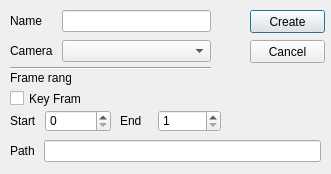
First picture: the form in ui/form.ui, repository iceanimations/shot_subm_use_multishot, before the edit.
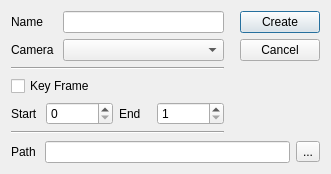
Second picture: the form after the edit.

Commit message: following features are working: new Item creation, camera attribute setting, items editlabe, removable, openable, playblast export in batch

```diff
--- a/ui/form.ui
+++ b/ui/form.ui
@@ -11,7 +11,7 @@
    </rect>
   </property>
   <property name="sizePolicy">
-   <sizepolicy hsizetype="Fixed" vsizetype="Fixed">
+   <sizepolicy hsizetype="Preferred" vsizetype="Preferred">
     <horstretch>0</horstretch>
     <verstretch>0</verstretch>
    </sizepolicy>
@@ -34,109 +34,12 @@
   <property name="windowOpacity">
    <double>1.000000000000000</double>
   </property>
-  <widget class="QPushButton" name="createButton">
-   <property name="geometry">
-    <rect>
-     <x>250</x>
-     <y>10</y>
-     <width>75</width>
-     <height>23</height>
-    </rect>
-   </property>
-   <property name="text">
-    <string>Create</string>
-   </property>
-  </widget>
-  <widget class="QPushButton" name="cancelButton">
-   <property name="geometry">
-    <rect>
-     <x>250</x>
-     <y>40</y>
-     <width>75</width>
-     <height>23</height>
-    </rect>
-   </property>
-   <property name="text">
-    <string>Cancel</string>
-   </property>
-  </widget>
-  <widget class="QLabel" name="label_6">
-   <property name="geometry">
-    <rect>
-     <x>10</x>
-     <y>70</y>
-     <width>61</width>
-     <height>16</height>
-    </rect>
-   </property>
-   <property name="text">
-    <string>Frame range</string>
-   </property>
-  </widget>
-  <widget class="QCheckBox" name="keyFrameButton">
-   <property name="geometry">
-    <rect>
-     <x>10</x>
-     <y>90</y>
-     <width>71</width>
-     <height>17</height>
-    </rect>
-   </property>
-   <property name="text">
-    <string>Key Frame</string>
-   </property>
-  </widget>
-  <widget class="Line" name="line">
-   <property name="geometry">
-    <rect>
-     <x>10</x>
-     <y>60</y>
-     <width>201</width>
-     <height>16</height>
-    </rect>
-   </property>
-   <property name="orientation">
-    <enum>Qt::Horizontal</enum>
-   </property>
-  </widget>
-  <widget class="QWidget" name="layoutWidget">
-   <property name="geometry">
-    <rect>
-     <x>10</x>
-     <y>40</y>
-     <width>201</width>
-     <height>22</height>
-    </rect>
-   </property>
-   <layout class="QHBoxLayout" name="horizontalLayout">
+  <layout class="QVBoxLayout" name="verticalLayout_3">
     <item>
-     <widget class="QLabel" name="label_3">
-      <property name="text">
-       <string>Camera </string>
-      </property>
-     </widget>
-    </item>
+    <layout class="QHBoxLayout" name="horizontalLayout_5">
     <item>
-     <widget class="QComboBox" name="cameraBox">
-      <property name="sizePolicy">
-       <sizepolicy hsizetype="Expanding" vsizetype="Fixed">
-        <horstretch>0</horstretch>
-        <verstretch>0</verstretch>
-       </sizepolicy>
-      </property>
-     </widget>
-    </item>
-   </layout>
-  </widget>
-  <widget class="QWidget" name="layoutWidget">
-   <property name="geometry">
-    <rect>
-     <x>10</x>
-     <y>10</y>
-     <width>201</width>
-     <height>22</height>
-    </rect>
-   </property>
+      <layout class="QVBoxLayout" name="verticalLayout">
+       <item>
    <layout class="QHBoxLayout" name="horizontalLayout_2">
     <item>
      <widget class="QLabel" name="label">
@@ -149,44 +52,53 @@
      </widget>
     </item>
     <item>
-     <widget class="QLineEdit" name="nameBox"/>
-    </item>
-   </layout>
-  </widget>
-  <widget class="QWidget" name="layoutWidget">
-   <property name="geometry">
-    <rect>
-     <x>10</x>
-     <y>140</y>
-     <width>311</width>
-     <height>22</height>
-    </rect>
-   </property>
-   <layout class="QHBoxLayout" name="horizontalLayout_3">
+          <widget class="QLineEdit" name="nameBox">
+           <property name="toolTip">
+            <string>Shot name</string>
+           </property>
+          </widget>
+         </item>
+        </layout>
+       </item>
     <item>
-     <widget class="QLabel" name="label_2">
+        <layout class="QHBoxLayout" name="horizontalLayout">
+         <item>
+          <widget class="QLabel" name="label_3">
       <property name="text">
-       <string>Path </string>
-      </property>
-      <property name="buddy">
-       <cstring>pathBox</cstring>
-      </property>
+            <string>Camera </string>
+           </property>
      </widget>
     </item>
     <item>
-     <widget class="QLineEdit" name="pathBox"/>
-    </item>
-   </layout>
-  </widget>
-  <widget class="QWidget" name="layoutWidget">
-   <property name="geometry">
-    <rect>
-     <x>10</x>
-     <y>110</y>
-     <width>101</width>
-     <height>22</height>
-    </rect>
-   </property>
+          <widget class="QComboBox" name="cameraBox">
+           <property name="sizePolicy">
+            <sizepolicy hsizetype="Expanding" vsizetype="Fixed">
+             <horstretch>0</horstretch>
+             <verstretch>0</verstretch>
+            </sizepolicy>
+           </property>
+          </widget>
+         </item>
+        </layout>
+       </item>
+       <item>
+        <widget class="Line" name="line">
+         <property name="orientation">
+          <enum>Qt::Horizontal</enum>
+         </property>
+        </widget>
+       </item>
+       <item>
+        <widget class="QCheckBox" name="keyFrameButton">
+         <property name="toolTip">
+          <string>Get frame range from Key Frame</string>
+         </property>
+         <property name="text">
+          <string>Key Frame</string>
+         </property>
+        </widget>
+       </item>
+       <item>
    <layout class="QHBoxLayout" name="horizontalLayout_4">
     <item>
      <widget class="QLabel" name="label_4">
@@ -214,18 +126,6 @@
       </property>
      </widget>
     </item>
-   </layout>
-  </widget>
-  <widget class="QWidget" name="layoutWidget">
-   <property name="geometry">
-    <rect>
-     <x>120</x>
-     <y>110</y>
-     <width>101</width>
-     <height>22</height>
-    </rect>
-   </property>
-   <layout class="QHBoxLayout" name="horizontalLayout_5">
     <item>
      <widget class="QLabel" name="label_5">
       <property name="text">
@@ -253,7 +153,97 @@
      </widget>
     </item>
    </layout>
-  </widget>
+       </item>
+       <item>
+        <widget class="Line" name="line_2">
+         <property name="orientation">
+          <enum>Qt::Horizontal</enum>
+         </property>
+        </widget>
+       </item>
+      </layout>
+     </item>
+     <item>
+      <spacer name="horizontalSpacer">
+       <property name="orientation">
+        <enum>Qt::Horizontal</enum>
+       </property>
+       <property name="sizeHint" stdset="0">
+        <size>
+         <width>40</width>
+         <height>20</height>
+        </size>
+       </property>
+      </spacer>
+     </item>
+     <item>
+      <layout class="QVBoxLayout" name="verticalLayout_2">
+       <item>
+        <widget class="QPushButton" name="createButton">
+         <property name="toolTip">
+          <string>Create this shot now</string>
+         </property>
+         <property name="text">
+          <string>Create</string>
+         </property>
+        </widget>
+       </item>
+       <item>
+        <widget class="QPushButton" name="cancelButton">
+         <property name="text">
+          <string>Cancel</string>
+         </property>
+        </widget>
+       </item>
+       <item>
+        <spacer name="verticalSpacer">
+         <property name="orientation">
+          <enum>Qt::Vertical</enum>
+         </property>
+         <property name="sizeHint" stdset="0">
+          <size>
+           <width>20</width>
+           <height>40</height>
+          </size>
+         </property>
+        </spacer>
+       </item>
+      </layout>
+     </item>
+    </layout>
+   </item>
+   <item>
+    <layout class="QHBoxLayout" name="horizontalLayout_3">
+     <item>
+      <widget class="QLabel" name="label_2">
+       <property name="text">
+        <string>Path </string>
+       </property>
+       <property name="buddy">
+        <cstring>pathBox</cstring>
+       </property>
+      </widget>
+     </item>
+     <item>
+      <widget class="QLineEdit" name="pathBox">
+       <property name="toolTip">
+        <string>Path to export shot to</string>
+       </property>
+      </widget>
+     </item>
+     <item>
+      <widget class="QToolButton" name="browseButton">
+       <property name="toolTip">
+        <string>Browse to select directory</string>
+       </property>
+       <property name="text">
+        <string>...</string>
+       </property>
+      </widget>
+     </item>
+    </layout>
+   </item>
+  </layout>
  </widget>
  <tabstops>
   <tabstop>nameBox</tabstop>
```
Left out of the diff: 22 changed lines with no effect on the pictures. Lines whose indentation alone changed are shown as unchanged. The commit also changes 7 other files.
